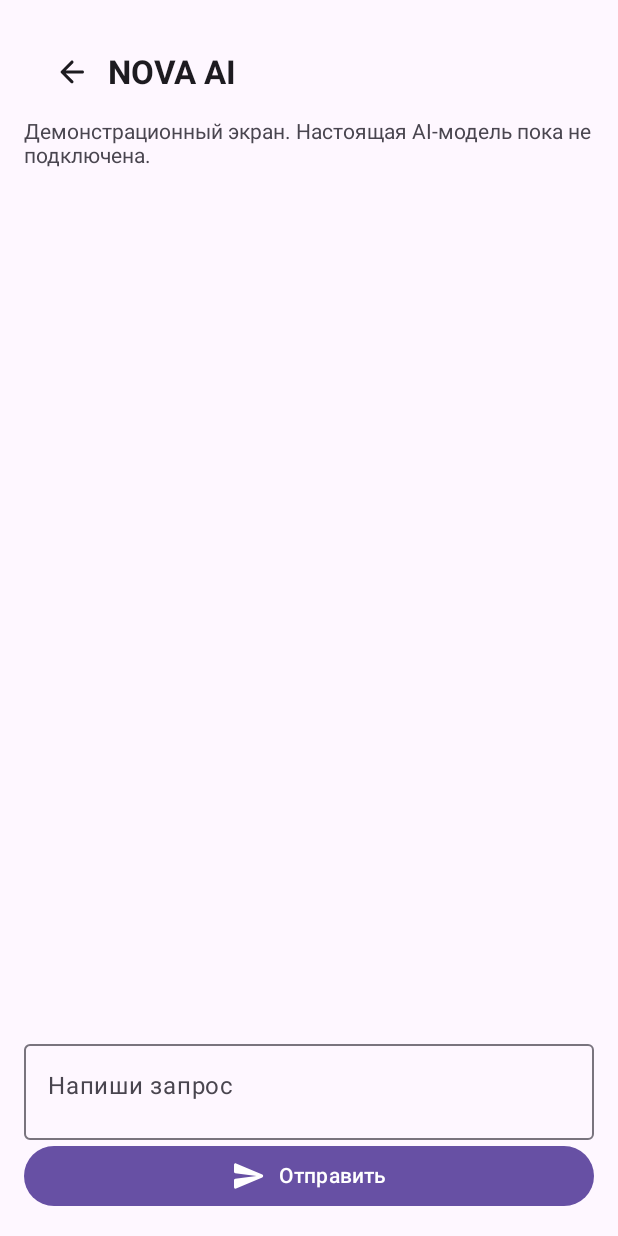
After one commit to galeev1323-bot/NOVA, an Android app built with Jetpack Compose: the composable NovaAiScreen shown on its own in the app's theme, on a phone screen of 412 x 824 dp. The commit adds this screen. Run offline under Robolectric (Android 15) with nearby library versions, the phone set to English and light mode, and no system bars; libraries missing offline, so code that uses them is left out: io.github.jan.supabase; pictures from the network do not load; 2 statements that could not run were skipped.

Commit message:
Add NOVA AI demo screen and profile navigation

```diff
--- /dev/null
+++ b/NOVA/app/src/main/java/com/nova/messenger/ui/NovaAiScreen.kt
@@ -0,0 +1,35 @@
+package com.nova.messenger.ui
+
+import androidx.compose.foundation.layout.*
+import androidx.compose.foundation.lazy.LazyColumn
+import androidx.compose.foundation.lazy.items
+import androidx.compose.material.icons.Icons
+import androidx.compose.material.icons.rounded.Send
+import androidx.compose.material3.*
+import androidx.compose.runtime.*
+import androidx.compose.runtime.saveable.rememberSaveable
+import androidx.compose.ui.Modifier
+import androidx.compose.ui.unit.dp
+
+@Composable
+fun NovaAiScreen(onBack: () -> Unit) {
+    var prompt by rememberSaveable { mutableStateOf("") }
+    var history by rememberSaveable { mutableStateOf(listOf<Pair<String,String>>()) }
+    Column(Modifier.fillMaxSize().padding(16.dp)) {
+        Header("NOVA AI", onBack=onBack)
+        Text("Демонстрационный экран. Настоящая AI-модель пока не подключена.", color=MaterialTheme.colorScheme.onSurfaceVariant)
+        Spacer(Modifier.height(12.dp))
+        LazyColumn(Modifier.weight(1f), verticalArrangement=Arrangement.spacedBy(8.dp)) {
+            items(history) { (q,a) ->
+                Card(Modifier.fillMaxWidth()) { Column(Modifier.padding(12.dp)) { Text("Запрос",fontWeight=androidx.compose.ui.text.font.FontWeight.SemiBold); Text(q); HorizontalDivider(Modifier.padding(vertical=8.dp)); Text(a) } }
+            }
+        }
+        OutlinedTextField(prompt,{prompt=it},modifier=Modifier.fillMaxWidth(),label={Text("Напиши запрос")},minLines=2)
+        Button(onClick={
+            if(prompt.isNotBlank()) {
+                history=history+(prompt.trim() to "Демонстрация интерфейса: подключение настоящего AI-сервиса запланировано позднее.")
+                prompt=""
+            }
+        }, modifier=Modifier.fillMaxWidth()) { Icon(Icons.Rounded.Send,null); Spacer(Modifier.width(8.dp)); Text("Отправить") }
+    }
+}
--- a/NOVA/app/src/main/java/com/nova/messenger/ui/ProfileTab.kt
+++ b/NOVA/app/src/main/java/com/nova/messenger/ui/ProfileTab.kt
@@ -98,6 +98,7 @@ fun ProfileTab(nav: NavHostController) {
                 SettingRow(Icons.Rounded.Block, "Чёрный список") { nav.navigate("settings/blocked") }
                 SettingRow(Icons.Rounded.DarkMode, "Тема приложения") { nav.navigate("settings/theme") }
                 SettingRow(Icons.Rounded.Security, "Безопасность") { nav.navigate("settings/security") }
+                SettingRow(Icons.Rounded.AutoAwesome, "NOVA AI (демо)") { nav.navigate("ai") }
                 SettingRow(Icons.Rounded.WorkspacePremium, if (me?.isPremium == true) "Управление Premium" else "NOVA Premium") { nav.navigate("settings/premium") }
                 SettingRow(Icons.Rounded.Star, "Stars и подарки") { nav.navigate("stars") }
                 SettingRow(Icons.Rounded.SportsEsports, "Шахматы") { nav.navigate("chess") }
--- a/NOVA/app/src/main/java/com/nova/messenger/ui/Root.kt
+++ b/NOVA/app/src/main/java/com/nova/messenger/ui/Root.kt
@@ -115,6 +115,7 @@ fun MainNav() {
         composable("owner") { OwnerScreen(nav) }
         composable("stars") { StarsScreen(nav) }
         composable("chess") { ChessScreen(nav) }
+        composable("ai") { NovaAiScreen(onBack = { nav.popBackStack() }) }
     }
 }
 
```
